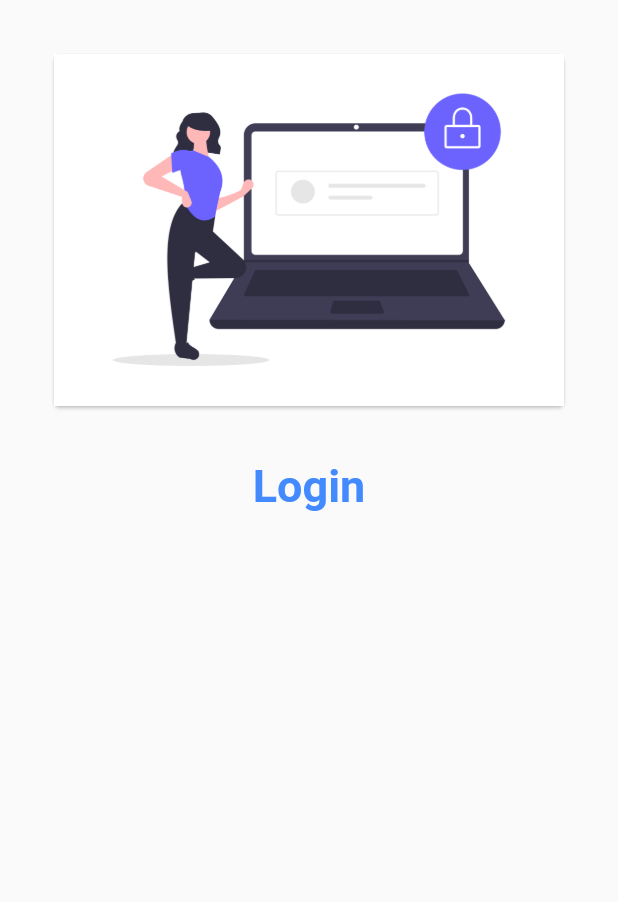
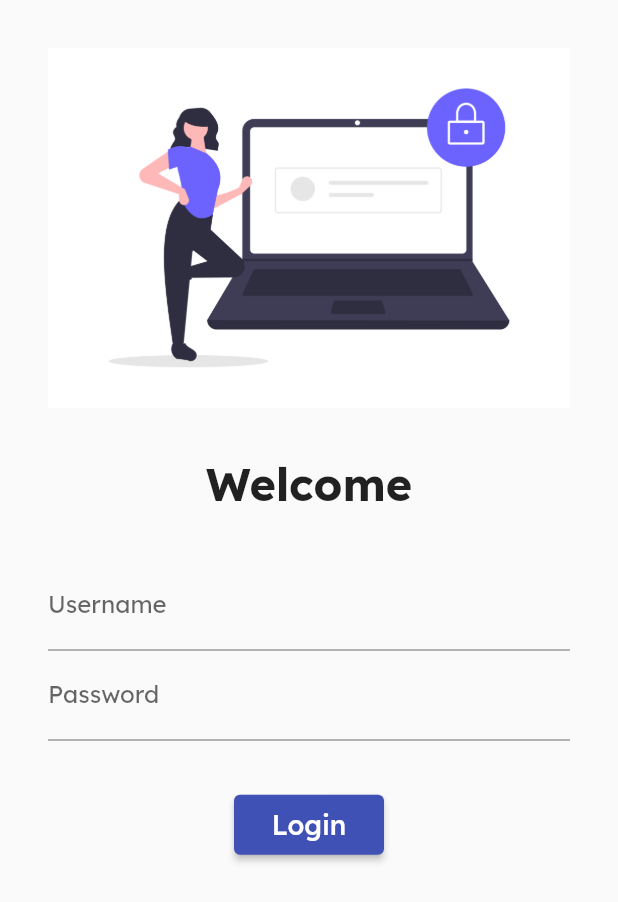
Before and after one commit to iampradeep-hr/Catalouge-App, a Flutter app: the screen it shows after launch, on a phone screen of 412 x 824 dp. Shown: the top 902 px of the screen. Run offline on Flutter 3.47's test engine with Material 2 defaults, Android fonts, the phone set to English and light mode, and no system bars; drawn by our look-alikes of animated_text_kit; our stand-ins replace google_fonts.

Commit message:
LoginPage UI Improved

```diff
--- a/lib/main.dart
+++ b/lib/main.dart
@@ -1,6 +1,8 @@
 import 'package:catalogue_app/widgets/pages/homepage.dart';
 import 'package:catalogue_app/widgets/pages/loginpage.dart';
 import 'package:flutter/material.dart';
+import 'package:google_fonts/google_fonts.dart';
+import 'package:catalogue_app/utils/routes.dart';
 
 void main() {
   runApp(MyApp());
@@ -12,12 +14,15 @@ class MyApp extends StatelessWidget {
   @override
   Widget build(BuildContext context) {
     return MaterialApp(
-      debugShowCheckedModeBanner: false,
-      theme: ThemeData.light(),
-      darkTheme: ThemeData.dark(),
-      routes: {"/": (context) => LoginPage(),
-       "/home": (context) => HomePage()
-       },
-    );
+        debugShowCheckedModeBanner: false,
+        theme: ThemeData(
+            primarySwatch: Colors.indigo,
+            fontFamily: GoogleFonts.lexend().fontFamily),
+        darkTheme: ThemeData.dark(),
+        routes: {
+          "/": (context) => LoginPage(),
+          MyRoutes.homeRoute: (context) => HomePage(),
+          MyRoutes.loginRoute:(context) => LoginPage()
+        });
   }
 }
--- /dev/null
+++ b/lib/utils/routes.dart
@@ -0,0 +1,4 @@
+class MyRoutes {
+  static String loginRoute = "/login";
+  static String homeRoute = "/home";
+}
--- a/lib/widgets/pages/loginpage.dart
+++ b/lib/widgets/pages/loginpage.dart
@@ -1,24 +1,58 @@
+import 'package:animated_text_kit/animated_text_kit.dart';
+import 'package:catalogue_app/utils/routes.dart';
 import 'package:flutter/cupertino.dart';
 import 'package:flutter/material.dart';
+import 'package:google_fonts/google_fonts.dart';
 
 class LoginPage extends StatelessWidget {
   @override
   Widget build(BuildContext context) {
     return Scaffold(
-      body: Column(children: [
-        Container(
-            padding: EdgeInsets.all(32),
-            child: Card(
-              child: Image.asset("assets/images/login.png"),
-            )),
-        const Text(
-          "Login",
-          style: TextStyle(
-              fontSize: 30,
-              color: Colors.blueAccent,
-              fontWeight: FontWeight.bold),
-        )
-      ]),
+      body: SingleChildScrollView(
+        child: Column(children: [
+          Container(
+            padding: const EdgeInsets.all(32),
+            child: Image.asset(
+              "assets/images/login.png",
+              fit: BoxFit.cover,
+            ),
+          ),
+
+          AnimatedTextKit(repeatForever: true, animatedTexts: [
+            TypewriterAnimatedText("Welcome",
+                textStyle:
+                    const TextStyle(fontSize: 30, fontWeight: FontWeight.bold))
+          ]),
+
+          // const SizedBox(
+          //   height: 20,
+          // ),
+          Padding(
+            padding: const EdgeInsets.all(32),
+            child: Column(children: [
+              TextFormField(
+                decoration: const InputDecoration(
+                    hintText: "Enter Username", labelText: "Username"),
+              ),
+              TextFormField(
+                decoration: const InputDecoration(
+                    hintText: "Enter Password", labelText: "Password"),
+              ),
+            ]),
+          ),
+
+          ElevatedButton(
+            onPressed: () {
+              Navigator.pushNamed(context, MyRoutes.homeRoute);
+            },
+            style: TextButton.styleFrom(minimumSize: const Size(100, 40)),
+            child: const Text(
+              "Login",
+              style: TextStyle(fontSize: 18),
+            ),
+          )
+        ]),
+      ),
     );
   }
 }
--- a/pubspec.yaml
+++ b/pubspec.yaml
@@ -30,6 +30,8 @@ environment:
 dependencies:
   flutter:
     sdk: flutter
+  google_fonts: ^4.0.3
+  animated_text_kit: ^4.2.2
 
 
   # The following adds the Cupertino Icons font to your application.
```
Also changed, not shown: pubspec.lock.
